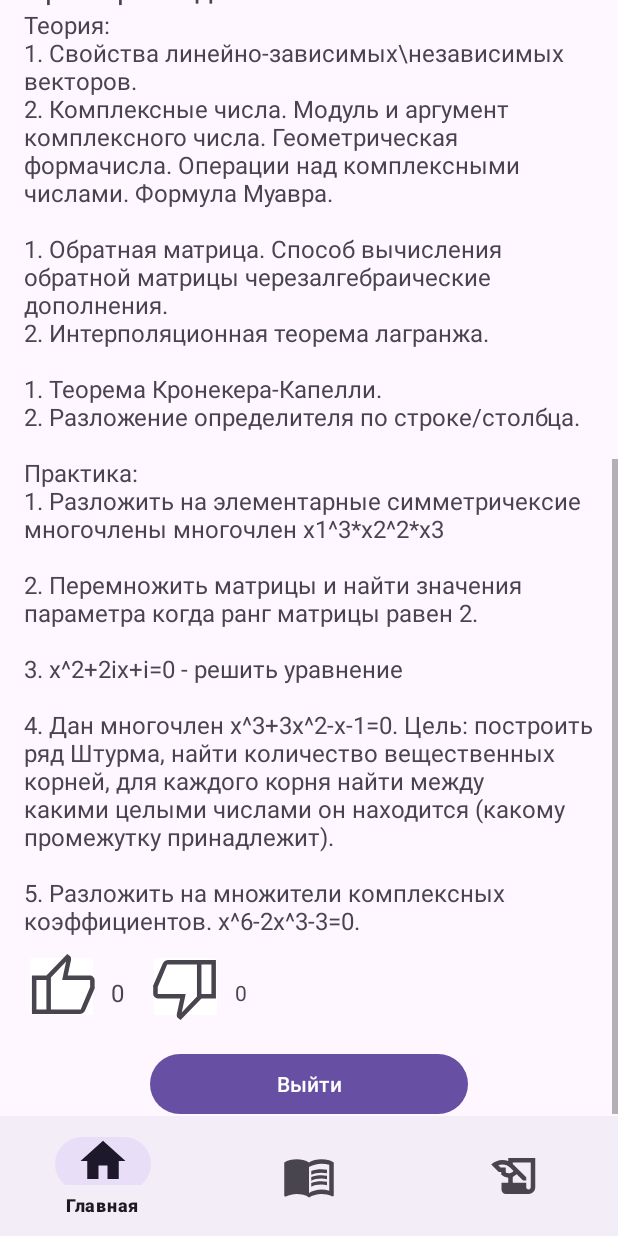
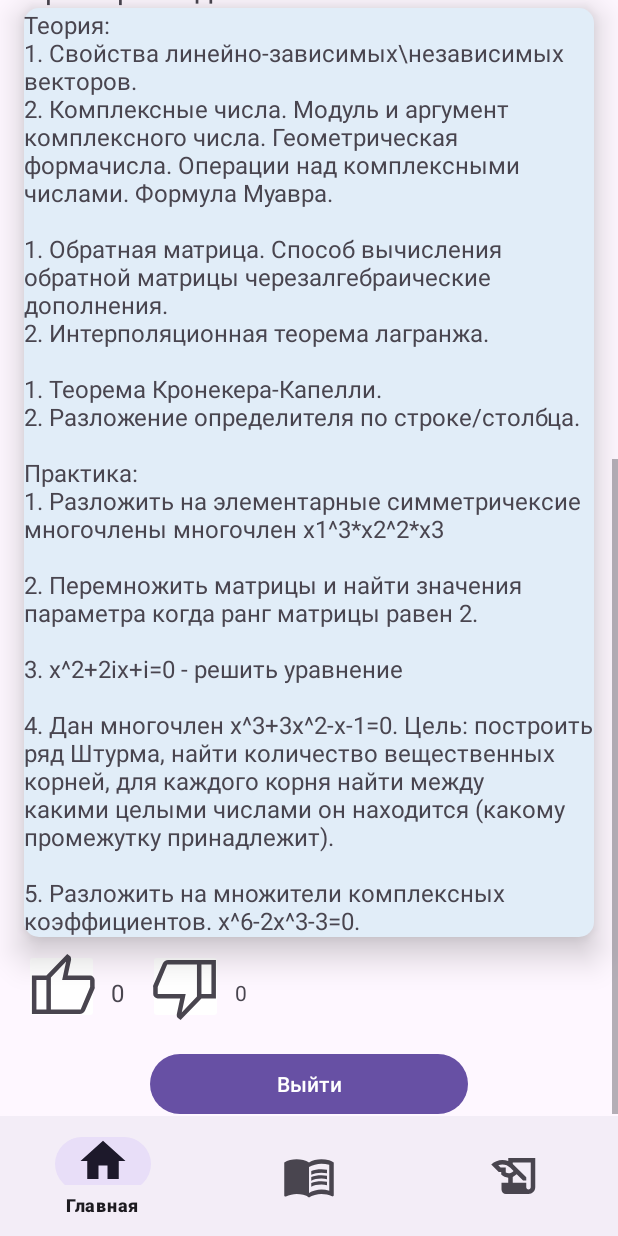
Before and after one commit to DanFom203/Project_Stock, an Android app: the SubjectSem1Fragment screen opened through its navigation route, scrolled down 520 dp, on a phone screen of 412 x 824 dp. Run offline under Robolectric (Android 15) with nearby library versions, the phone set to English and light mode, and no system bars; our stand-ins replace navigation-ui; pictures from the network do not load; 1 statement that could not run was skipped.

Commit message:
sem1_ver1.3

```diff
--- /dev/null
+++ b/Stock_App/app/src/main/res/drawable/round_style.xml
@@ -0,0 +1,10 @@
+<?xml version="1.0" encoding="utf-8"?>
+<shape xmlns:android="http://schemas.android.com/apk/res/android">
+
+    <corners android:radius="10dp"/>
+
+    <solid android:color="@color/round_color"/>
+
+    <size android:height="40dp"
+        android:width="40dp" />
+</shape>
--- a/Stock_App/app/src/main/res/layout/fragment_subject_sem1.xml
+++ b/Stock_App/app/src/main/res/layout/fragment_subject_sem1.xml
@@ -3,6 +3,7 @@
 <ScrollView xmlns:android="http://schemas.android.com/apk/res/android"
     xmlns:app="http://schemas.android.com/apk/res-auto"
     xmlns:tools="http://schemas.android.com/tools"
+    android:textColor="#000000"
     android:layout_width="match_parent"
     android:layout_height="wrap_content"
     tools:layout_editor_absoluteX="1dp"
@@ -13,6 +14,14 @@
         android:layout_width="match_parent"
         android:layout_height="wrap_content">
 
+        <androidx.cardview.widget.CardView
+            android:id="@+id/cv_image"
+            android:layout_width="wrap_content"
+            android:layout_height="match_parent"
+            app:cardCornerRadius="8dp"
+            android:layout_margin="5dp"
+            android:elevation="25dp"
+            tools:ignore="MissingConstraints">
             <ImageView
                 android:id="@+id/img_teacher"
                 android:layout_width="180dp"
@@ -21,6 +30,7 @@
                 app:layout_constraintDimensionRatio="1:1"
                 app:layout_constraintStart_toStartOf="parent"
                 app:layout_constraintTop_toTopOf="parent" />
+        </androidx.cardview.widget.CardView>
 
         <Button
             android:id="@+id/btnExit"
@@ -39,12 +49,16 @@
             android:layout_width="160dp"
             android:layout_height="wrap_content"
             android:text="@string/tvDef_sem2Text"
-            android:textAlignment="center"
             android:textSize="24sp"
-            app:layout_constraintBottom_toBottomOf="@+id/img_teacher"
+            android:gravity="left"
+            app:layout_constraintBottom_toBottomOf="@+id/cv_image"
             app:layout_constraintEnd_toEndOf="parent"
-            app:layout_constraintStart_toEndOf="@+id/img_teacher"
-            app:layout_constraintTop_toTopOf="parent" />
+            app:layout_constraintStart_toEndOf="@+id/cv_image"
+            app:layout_constraintTop_toTopOf="parent"
+            android:shadowColor="@color/shadow_name"
+            android:shadowDx="1"
+            android:shadowDy="1"
+            android:shadowRadius="2" />
 
         <TextView
             android:id="@+id/tv_complexity"
@@ -57,7 +71,7 @@
             app:layout_constraintEnd_toEndOf="parent"
             app:layout_constraintHorizontal_bias="0.0"
             app:layout_constraintStart_toStartOf="parent"
-            app:layout_constraintTop_toBottomOf="@+id/img_teacher" />
+            app:layout_constraintTop_toBottomOf="@+id/cv_image" />
 
         <TextView
             android:id="@+id/tv_desc"
@@ -87,6 +101,8 @@
             app:layout_constraintTop_toBottomOf="@+id/tv_desc" />
 
         <TextView
+            android:background="@drawable/round_style"
+            android:elevation="13dp"
             android:id="@+id/tv_examples"
             android:layout_width="match_parent"
             android:layout_height="wrap_content"
--- a/Stock_App/app/src/main/res/values/colors.xml
+++ b/Stock_App/app/src/main/res/values/colors.xml
@@ -3,4 +3,6 @@
     <color name="black">#FF000000</color>
     <color name="white">#FFFFFFFF</color>
     <color name="divider_object_sem1">#FF000000</color>
+    <color name="round_color"> #E1EDF8</color>
+    <color name="shadow_name">#AEAFB3</color>
 </resources>
```
Lines whose indentation alone changed are shown as unchanged.
